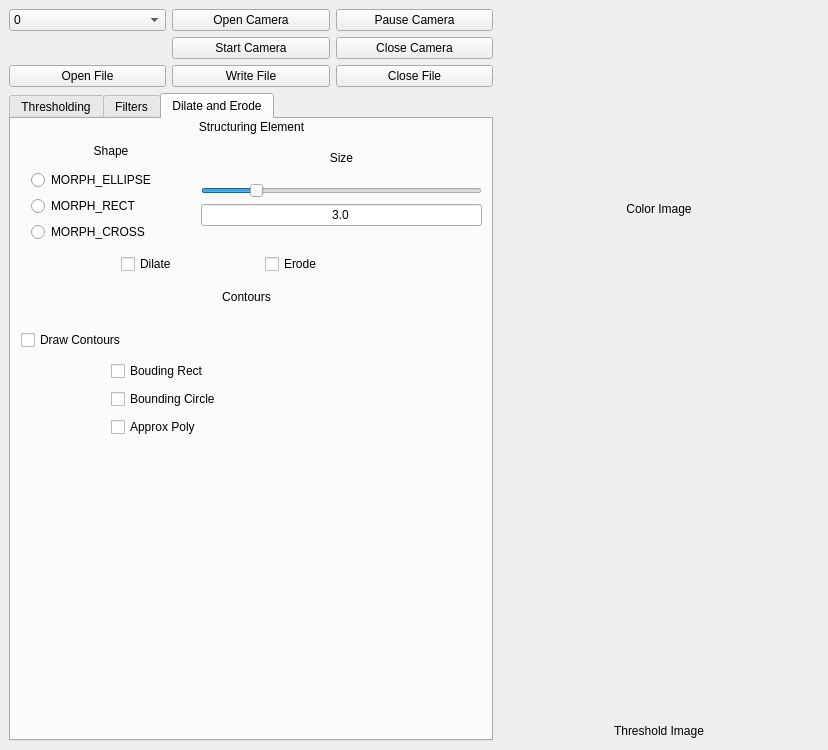
First picture: the form in ui/mainwindow.ui, repository icyflame/vision-gui-final, before the edit.
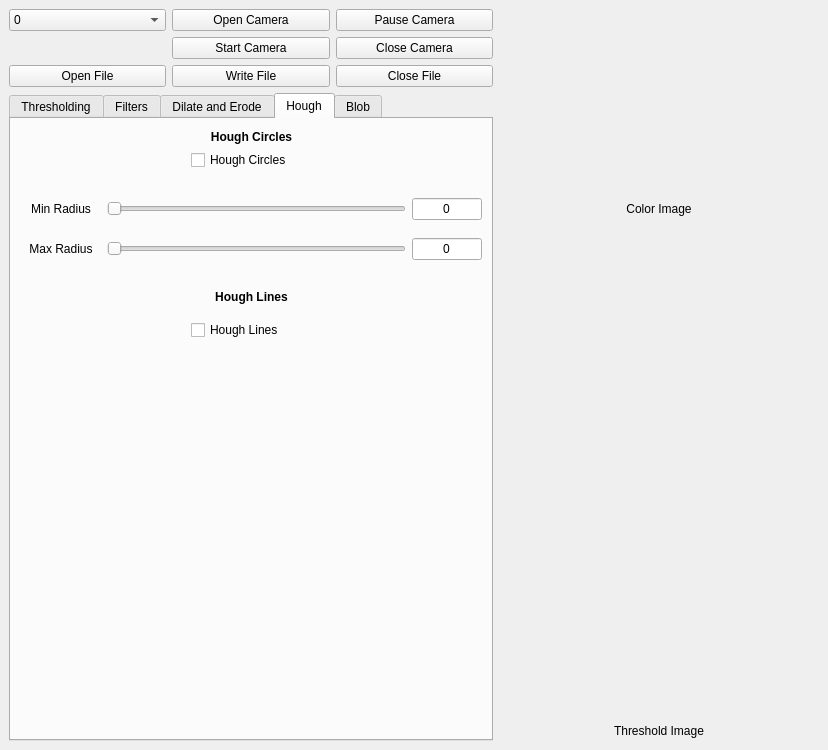
Second picture: the form after the edit.

Commit message: Added the hough lines and hough circles functionality

```diff
--- a/ui/mainwindow.ui
+++ b/ui/mainwindow.ui
@@ -104,7 +104,7 @@
            <string>&lt;html&gt;&lt;head/&gt;&lt;body&gt;&lt;p&gt;&lt;br/&gt;&lt;/p&gt;&lt;/body&gt;&lt;/html&gt;</string>
           </property>
           <property name="currentIndex">
-           <number>2</number>
+           <number>3</number>
           </property>
           <widget class="QWidget" name="tab_5">
            <attribute name="title">
@@ -1041,7 +1041,7 @@
              </rect>
             </property>
             <property name="text">
-             <string>&lt;html&gt;&lt;head/&gt;&lt;body&gt;&lt;p align=&quot;center&quot;&gt;Structuring Element&lt;/p&gt;&lt;/body&gt;&lt;/html&gt;</string>
+             <string>&lt;html&gt;&lt;head/&gt;&lt;body&gt;&lt;p align=&quot;center&quot;&gt;&lt;span style=&quot; font-weight:600;&quot;&gt;Structuring Element&lt;/span&gt;&lt;/p&gt;&lt;/body&gt;&lt;/html&gt;</string>
             </property>
            </widget>
            <widget class="QWidget" name="gridLayoutWidget_6">
@@ -1105,14 +1105,14 @@
            <widget class="QLabel" name="label_16">
             <property name="geometry">
              <rect>
-              <x>10</x>
-              <y>170</y>
+              <x>0</x>
+              <y>190</y>
               <width>451</width>
               <height>17</height>
              </rect>
             </property>
             <property name="text">
-             <string>&lt;html&gt;&lt;head/&gt;&lt;body&gt;&lt;p align=&quot;center&quot;&gt;Contours&lt;/p&gt;&lt;/body&gt;&lt;/html&gt;</string>
+             <string>&lt;html&gt;&lt;head/&gt;&lt;body&gt;&lt;p align=&quot;center&quot;&gt;&lt;span style=&quot; font-weight:600;&quot;&gt;Contours&lt;/span&gt;&lt;/p&gt;&lt;/body&gt;&lt;/html&gt;</string>
             </property>
            </widget>
            <widget class="QWidget" name="gridLayoutWidget_7">
@@ -1149,6 +1149,195 @@
             </layout>
            </widget>
           </widget>
+          <widget class="QWidget" name="tab_2">
+           <attribute name="title">
+            <string>Hough</string>
+           </attribute>
+           <widget class="QLabel" name="label_17">
+            <property name="geometry">
+             <rect>
+              <x>10</x>
+              <y>10</y>
+              <width>461</width>
+              <height>17</height>
+             </rect>
+            </property>
+            <property name="text">
+             <string>&lt;html&gt;&lt;head/&gt;&lt;body&gt;&lt;p align=&quot;center&quot;&gt;&lt;span style=&quot; font-weight:600;&quot;&gt;Hough Circles&lt;/span&gt;&lt;/p&gt;&lt;/body&gt;&lt;/html&gt;</string>
+            </property>
+           </widget>
+           <widget class="QWidget" name="gridLayoutWidget_11">
+            <property name="geometry">
+             <rect>
+              <x>10</x>
+              <y>70</y>
+              <width>461</width>
+              <height>41</height>
+             </rect>
+            </property>
+            <layout class="QGridLayout" name="gridLayout_13">
+             <item row="0" column="0">
+              <widget class="QLabel" name="label_21">
+               <property name="minimumSize">
+                <size>
+                 <width>80</width>
+                 <height>0</height>
+                </size>
+               </property>
+               <property name="maximumSize">
+                <size>
+                 <width>80</width>
+                 <height>16777215</height>
+                </size>
+               </property>
+               <property name="text">
+                <string>Min Radius</string>
+               </property>
+               <property name="alignment">
+                <set>Qt::AlignCenter</set>
+               </property>
+              </widget>
+             </item>
+             <item row="0" column="1">
+              <widget class="QSlider" name="houghMinRadius">
+               <property name="orientation">
+                <enum>Qt::Horizontal</enum>
+               </property>
+              </widget>
+             </item>
+             <item row="0" column="2">
+              <widget class="QLineEdit" name="houghMinRadiusLineEdit">
+               <property name="maximumSize">
+                <size>
+                 <width>70</width>
+                 <height>16777215</height>
+                </size>
+               </property>
+               <property name="text">
+                <string>0</string>
+               </property>
+               <property name="alignment">
+                <set>Qt::AlignCenter</set>
+               </property>
+              </widget>
+             </item>
+            </layout>
+           </widget>
+           <widget class="QWidget" name="gridLayoutWidget_12">
+            <property name="geometry">
+             <rect>
+              <x>10</x>
+              <y>110</y>
+              <width>461</width>
+              <height>41</height>
+             </rect>
+            </property>
+            <layout class="QGridLayout" name="gridLayout_14">
+             <item row="0" column="0">
+              <widget class="QLabel" name="label_22">
+               <property name="minimumSize">
+                <size>
+                 <width>80</width>
+                 <height>0</height>
+                </size>
+               </property>
+               <property name="maximumSize">
+                <size>
+                 <width>80</width>
+                 <height>16777215</height>
+                </size>
+               </property>
+               <property name="text">
+                <string>Max Radius</string>
+               </property>
+               <property name="alignment">
+                <set>Qt::AlignCenter</set>
+               </property>
+              </widget>
+             </item>
+             <item row="0" column="1">
+              <widget class="QSlider" name="houghMaxRadius">
+               <property name="orientation">
+                <enum>Qt::Horizontal</enum>
+               </property>
+              </widget>
+             </item>
+             <item row="0" column="2">
+              <widget class="QLineEdit" name="houghMaxRadiusLineEdit">
+               <property name="maximumSize">
+                <size>
+                 <width>70</width>
+                 <height>16777215</height>
+                </size>
+               </property>
+               <property name="text">
+                <string>0</string>
+               </property>
+               <property name="alignment">
+                <set>Qt::AlignCenter</set>
+               </property>
+              </widget>
+             </item>
+            </layout>
+           </widget>
+           <widget class="QCheckBox" name="houghCheck">
+            <property name="geometry">
+             <rect>
+              <x>180</x>
+              <y>30</y>
+              <width>121</width>
+              <height>22</height>
+             </rect>
+            </property>
+            <property name="text">
+             <string>Hough Circles</string>
+            </property>
+           </widget>
+           <widget class="QLabel" name="label_55">
+            <property name="geometry">
+             <rect>
+              <x>10</x>
+              <y>170</y>
+              <width>461</width>
+              <height>17</height>
+             </rect>
+            </property>
+            <property name="text">
+             <string>&lt;html&gt;&lt;head/&gt;&lt;body&gt;&lt;p align=&quot;center&quot;&gt;&lt;span style=&quot; font-weight:600;&quot;&gt;Hough Lines&lt;/span&gt;&lt;/p&gt;&lt;/body&gt;&lt;/html&gt;</string>
+            </property>
+           </widget>
+           <widget class="QCheckBox" name="houghLinesCheck">
+            <property name="geometry">
+             <rect>
+              <x>180</x>
+              <y>200</y>
+              <width>111</width>
+              <height>22</height>
+             </rect>
+            </property>
+            <property name="text">
+             <string>Hough Lines</string>
+            </property>
+           </widget>
+          </widget>
+          <widget class="QWidget" name="tab_13">
+           <attribute name="title">
+            <string>Blob</string>
+           </attribute>
+           <widget class="QLabel" name="label_56">
+            <property name="geometry">
+             <rect>
+              <x>0</x>
+              <y>20</y>
+              <width>471</width>
+              <height>20</height>
+             </rect>
+            </property>
+            <property name="text">
+             <string>&lt;html&gt;&lt;head/&gt;&lt;body&gt;&lt;p align=&quot;center&quot;&gt;&lt;span style=&quot; font-weight:600;&quot;&gt;Area Filter&lt;/span&gt;&lt;/p&gt;&lt;/body&gt;&lt;/html&gt;</string>
+            </property>
+           </widget>
+          </widget>
          </widget>
         </item>
        </layout>
```
The commit also changes 4 other files.
